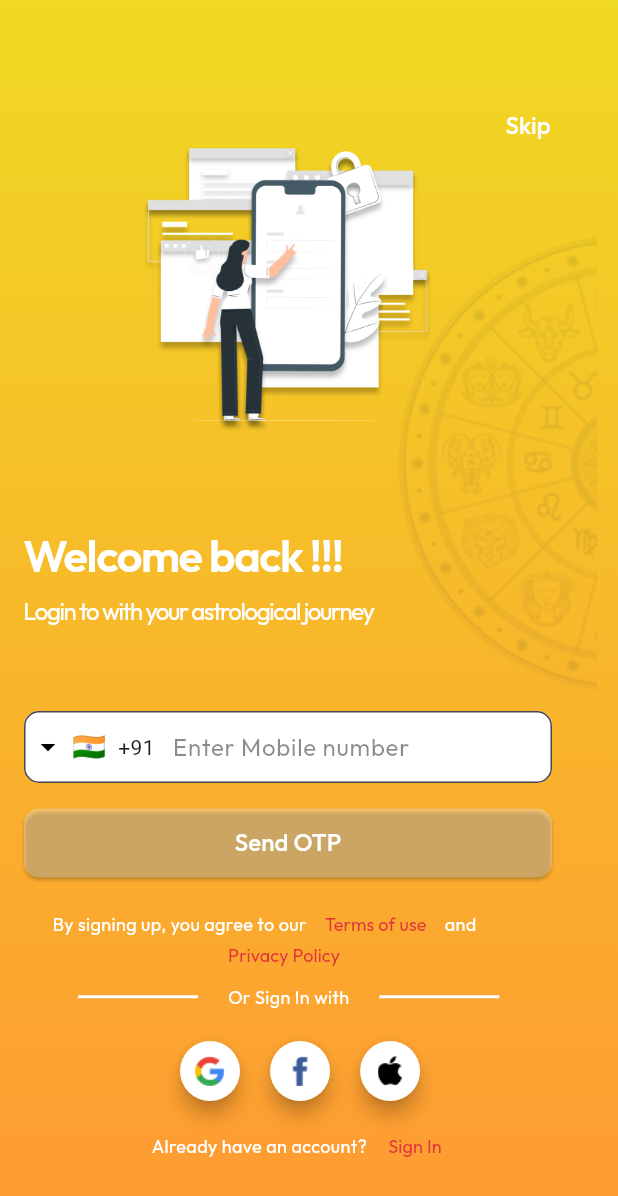
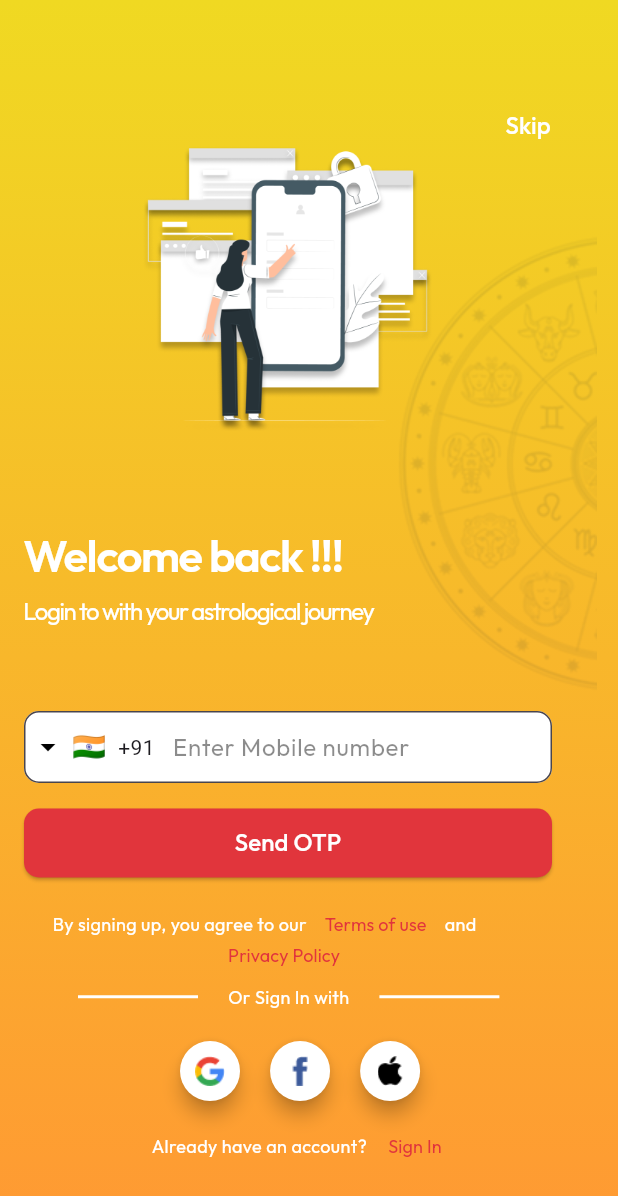
Before and after one commit to Navaneethakrishnan-appdev/astrology, a Flutter app: the screen it shows after launch, on a phone screen of 412 x 824 dp. Shown: the top 1196 px of the screen. Run offline on Flutter 3.47's test engine with Material 3 defaults, Android fonts, the phone set to English and light mode, and no system bars; drawn by our look-alikes of intl_phone_field; our stand-ins replace carousel_slider, get, google_fonts; missing offline and left inert: dart:ffi.

Commit message:
button color change

```diff
--- a/lib/sign_up.dart
+++ b/lib/sign_up.dart
@@ -147,8 +147,7 @@ class _SignUpState extends State<SignUp> {
                               });
                             },
                             style: ElevatedButton.styleFrom(
-                                // backgroundColor: Color(0xffE1353C),
-                                backgroundColor: Colors.white30,
+                                backgroundColor: Color(0xffE1353C),
                                 shape: RoundedRectangleBorder(
                                     borderRadius: BorderRadius.circular(10)),
                                 maximumSize: Size(200, 50)),
```
